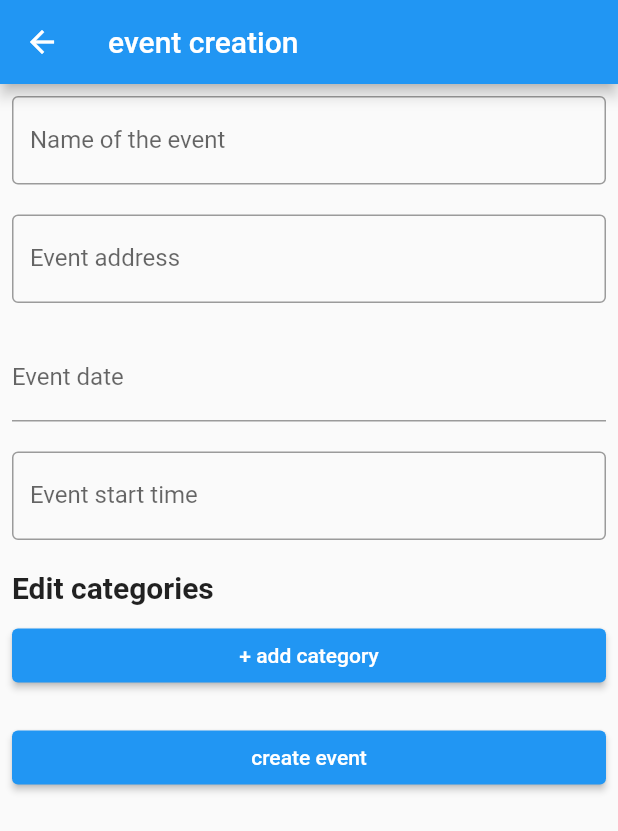
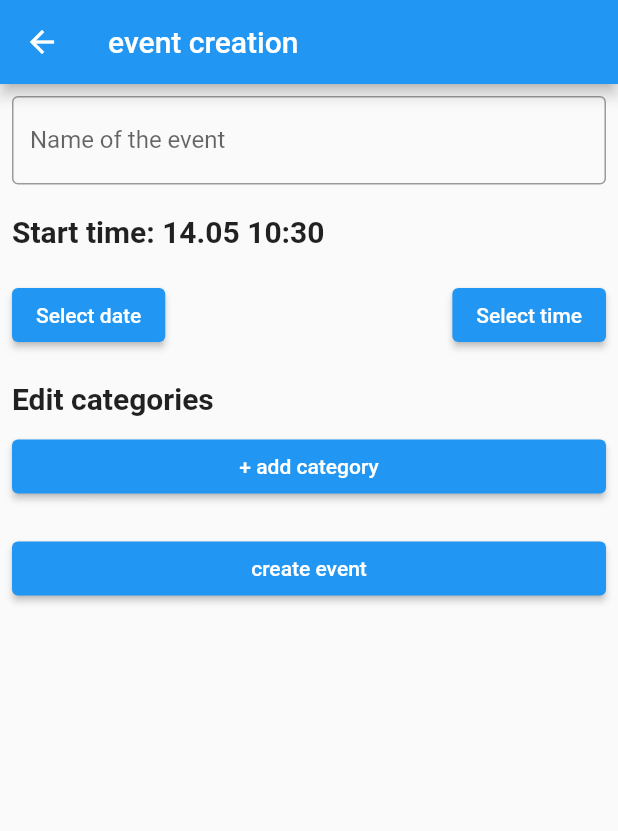
Before and after one commit to tickets-dao/mobile, a Flutter app: the EventCreationScreen screen opened directly, after a tap on "create event", on a phone screen of 412 x 824 dp. Shown: the top 831 px of the screen. Run offline on Flutter 3.47's test engine with Material 2 defaults, Android fonts, the phone set to English and light mode, and no system bars; our stand-ins replace localstorage, qr_flutter; missing offline and left inert: base58check, bs58, cryptography, flutter_barcode_scanner, pointycastle; statements that could not run were skipped.

Commit message:
date and time pickers in the dialog

```diff
--- /dev/null
+++ b/lib/components/date_picker.dart
@@ -0,0 +1,45 @@
+import 'package:flutter/material.dart';
+
+class DatePickerWidget extends StatefulWidget {
+  const DatePickerWidget({required this.onSelected, super.key});
+
+  final Function onSelected;
+
+  @override
+  DatePickerWidgetState createState() => DatePickerWidgetState();
+}
+
+class DatePickerWidgetState extends State<DatePickerWidget> {
+  DateTime selectedDate = DateTime.now();
+
+  _selectDate(BuildContext context) async {
+    final DateTime picked = await showDatePicker(
+          context: context,
+          initialDate: selectedDate,
+          firstDate: DateTime(2000),
+          lastDate: DateTime.now(),
+        ) ??
+        DateTime.now();
+
+    if (picked != null && picked != selectedDate) {
+      setState(() {
+        selectedDate = picked;
+      });
+      widget.onSelected(picked);
+    }
+  }
+
+  @override
+  Widget build(BuildContext context) {
+    return Column(
+      mainAxisSize: MainAxisSize.min,
+      children: <Widget>[
+        const SizedBox(height: 20.0),
+        ElevatedButton(
+          onPressed: () => _selectDate(context),
+          child: const Text('Select date'),
+        ),
+      ],
+    );
+  }
+}
--- /dev/null
+++ b/lib/components/time_picker.dart
@@ -0,0 +1,41 @@
+import 'package:flutter/material.dart';
+
+class TimePickerWidget extends StatefulWidget {
+  const TimePickerWidget({required this.onSelected, super.key});
+
+  final Function onSelected;
+
+  @override
+  TimePickerWidgetState createState() => TimePickerWidgetState();
+}
+
+class TimePickerWidgetState extends State<TimePickerWidget> {
+  TimeOfDay selectedTime = TimeOfDay.now();
+
+  _selectTime(BuildContext context) async {
+    final TimeOfDay? picked = await showTimePicker(
+      context: context,
+      initialTime: selectedTime,
+    );
+    if (picked != null && picked != selectedTime) {
+      setState(() {
+        selectedTime = picked;
+      });
+      widget.onSelected(picked);
+    }
+  }
+
+  @override
+  Widget build(BuildContext context) {
+    return Column(
+      mainAxisSize: MainAxisSize.min,
+      children: <Widget>[
+        const SizedBox(height: 20.0),
+        ElevatedButton(
+          onPressed: () => _selectTime(context),
+          child: const Text('Select time'),
+        ),
+      ],
+    );
+  }
+}
--- a/lib/screens/issuer/event_creation.dart
+++ b/lib/screens/issuer/event_creation.dart
@@ -6,6 +6,9 @@ import 'package:dao_ticketer/types/price_category.dart';
 import 'package:flutter/material.dart';
 import 'package:dao_ticketer/screens/issuer/event.dart'
     show EmittentEventScreen;
+import 'package:dao_ticketer/components/date_picker.dart' show DatePickerWidget;
+import 'package:dao_ticketer/components/time_picker.dart' show TimePickerWidget;
+import 'package:intl/intl.dart';
 
 class EventCreationScreen extends StatefulWidget {
   const EventCreationScreen({super.key});
@@ -17,10 +20,10 @@ class EventCreationScreen extends StatefulWidget {
 class _EventCreationScreenState extends State<EventCreationScreen> {
   String name = "";
   String address = "";
-  DateTime startDate = DateTime.now();
-  String startTime = "";
   DateTime startDateTime = DateTime.now();
   List<PriceCategory> categories = [];
+
+  final dateFormatter = DateFormat("dd.MM hh:mm");
 
   RealDAOService service = RealDAOService.getSingleton();
 
@@ -50,45 +53,37 @@ class _EventCreationScreenState extends State<EventCreationScreen> {
                   ),
                 ),
               ),
+              Text("Start time: ${dateFormatter.format(startDateTime)}",
+                  style: const TextStyle(
+                      fontSize: 20, fontWeight: FontWeight.bold)),
               Padding(
                 padding: const EdgeInsets.fromLTRB(0, 0, 0, 20),
-                child: TextField(
-                    decoration: const InputDecoration(
-                      border: OutlineInputBorder(),
-                      labelText: "Event address",
+                child: Flex(
+                  direction: Axis.horizontal,
+                  mainAxisAlignment: MainAxisAlignment.spaceBetween,
+                  children: [
+                    DatePickerWidget(
+                      onSelected: (value) {
+                        setState(() {
+                          startDateTime = value;
+                        });
+                      },
                     ),
-                    onChanged: (String value) {
-                      setState(() {
-                        startTime = value;
-                      });
-                    }),
-              ),
-              Padding(
-                padding: const EdgeInsets.fromLTRB(0, 0, 0, 20),
-                child: InputDatePickerFormField(
-                  fieldLabelText: "Event date",
-                  firstDate: DateTime.now(),
-                  lastDate: DateTime.now().add(const Duration(days: 365)),
-                  onDateSubmitted: (DateTime dt) {
-                    setState(() {
-                      startDate = dt;
-                    });
-                  },
+                    TimePickerWidget(
+                      onSelected: (TimeOfDay time) {
+                        setState(() {
+                          startDateTime = startDateTime.add(
+                              Duration(hours: time.hour, minutes: time.minute));
+                        });
+                      },
+                    ),
+                  ],
                 ),
               ),
-              Padding(
-                padding: const EdgeInsets.fromLTRB(0, 0, 0, 20),
-                child: TextField(
-                    decoration: const InputDecoration(
-                      border: OutlineInputBorder(),
-                      labelText: "Event start time",
-                    ),
-                    onChanged: (String value) {
-                      setState(() {
-                        startTime = value;
-                      });
-                    }),
-              ),
+              // Padding(
+              //   padding: const EdgeInsets.fromLTRB(0, 0, 0, 20),
+              //   child:
+              // ),
               const Padding(
                 padding: EdgeInsets.fromLTRB(0, 0, 0, 10),
                 child: Text("Edit categories",
@@ -112,15 +107,7 @@ class _EventCreationScreenState extends State<EventCreationScreen> {
                   onPressed: () {
                     service
                         .createEvent(
-                            Event(
-                                startDate.add(Duration(
-                                    hours: int.parse(startTime.split(":")[0]),
-                                    minutes:
-                                        int.parse(startTime.split(":")[1]))),
-                                address,
-                                name,
-                                ""),
-                            categories)
+                            Event(startDateTime, address, name, ""), categories)
                         .then((eid) {
                       Navigator.push(
                         context,
```
